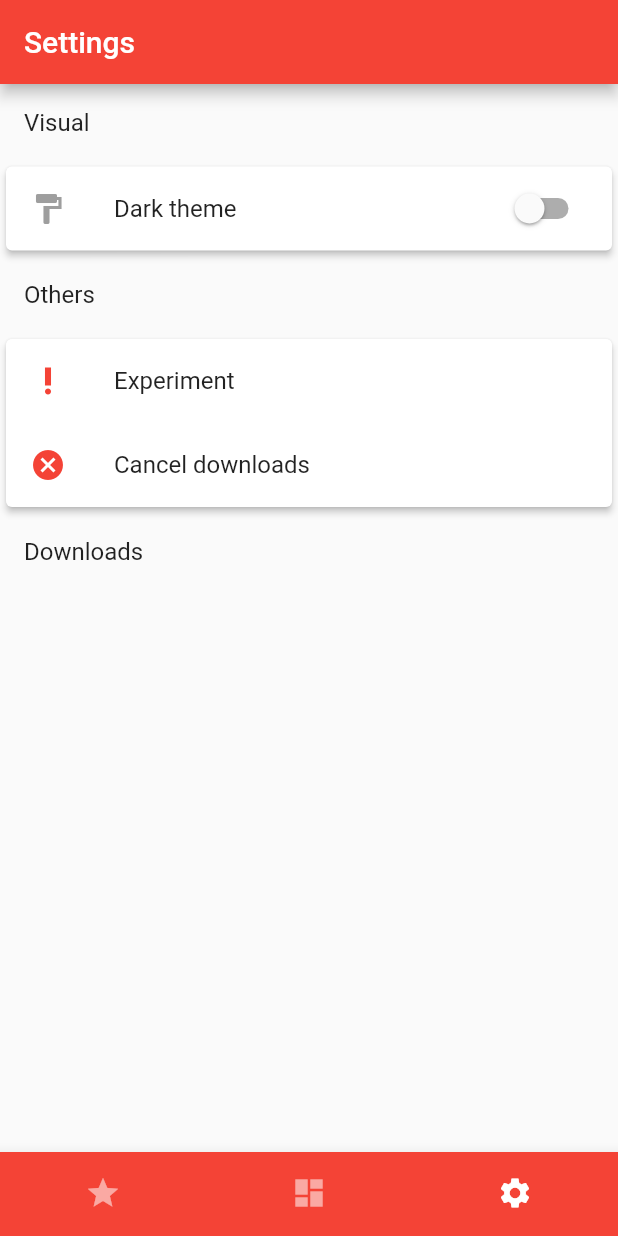
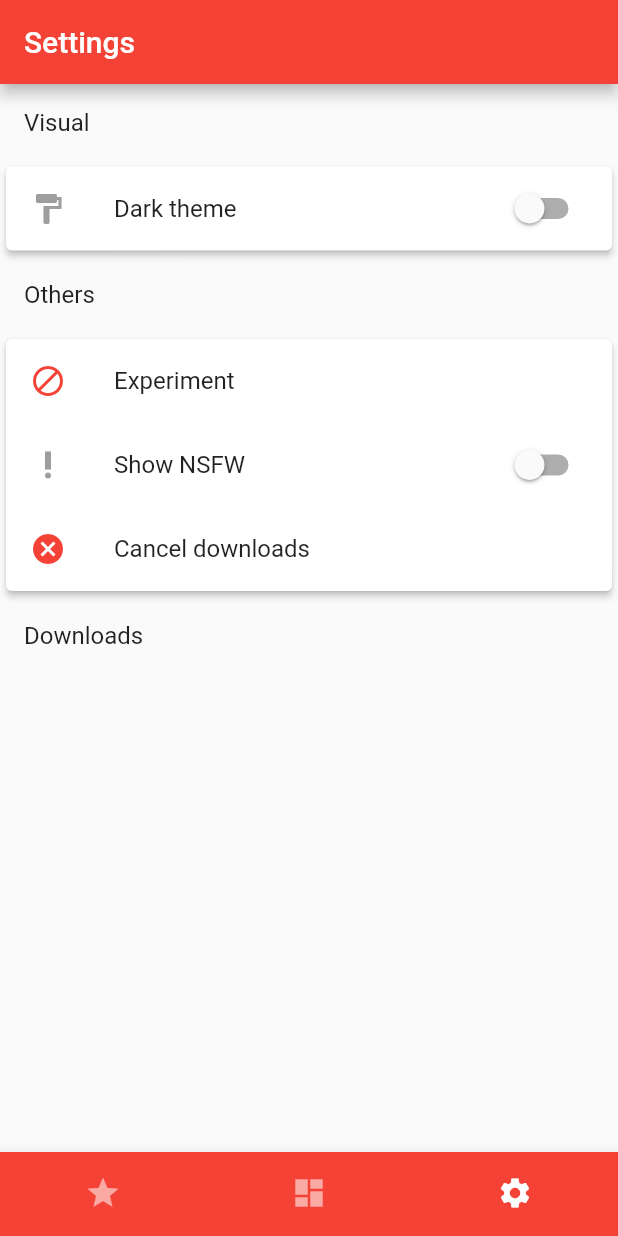
Before and after one commit to SvehlaJan/flutter-chan-viewer, a Flutter app: the screen it shows after launch, item 3 of the bottom bar chosen, after a tap on "Experiment", on a phone screen of 412 x 824 dp. Run offline on Flutter 3.47's test engine with Material 2 defaults, Android fonts, the phone set to English and light mode, and no system bars; our stand-ins replace bloc, chewie, date_format, equatable, flutter_bloc, flutter_html and 7 more; missing offline and left inert: filesize, flutter_advanced_networkimage, flutter_downloader, flutter_widgets, video_thumbnail; network calls fail; Roboto replaces fonts that are missing (Hind).

Commit message:
Transform to Preferences and add show-NSFW switch to settings

```diff
--- a/lib/bloc/app_bloc/app_bloc.dart
+++ b/lib/bloc/app_bloc/app_bloc.dart
@@ -15,7 +15,7 @@ class AppBloc extends Bloc<AppEvent, AppState> {
   AppBloc();
 
   Future<void> initBloc() async {
-    await Preferences.load();
+    await Preferences.initAndGet();
     await ChanDownloader.initAndGet();
     await ChanStorage.initAndGet();
     await ChanRepository.initAndGet();
--- a/lib/pages/board_list/bloc/board_list_bloc.dart
+++ b/lib/pages/board_list/bloc/board_list_bloc.dart
@@ -6,7 +6,6 @@ import 'package:flutter_chan_viewer/models/helper/chan_board_item_wrapper.dart';
 import 'package:flutter_chan_viewer/repositories/chan_repository.dart';
 import 'package:flutter_chan_viewer/utils/chan_logger.dart';
 import 'package:flutter_chan_viewer/utils/preferences.dart';
-import 'package:shared_preferences/shared_preferences.dart';
 
 import 'board_list_event.dart';
 import 'board_list_state.dart';
@@ -28,8 +27,9 @@ class BoardListBloc extends Bloc<BoardListEvent, BoardListState> {
         yield BoardListStateLoading();
 
         BoardListModel boardListModel = await _repository.fetchBoardList(event.forceFetch);
-        List<ChanBoard> filteredBoards = boardListModel.boards.where((board) => _matchesQuery(board, searchQuery)).toList();
-        List<String> favoriteBoardIds = (await SharedPreferences.getInstance()).getStringList(Preferences.KEY_FAVORITE_BOARDS) ?? [];
+        bool allowNSFW = Preferences.getBool(Preferences.KEY_SETTINGS_SHOW_NSFW);
+        List<ChanBoard> filteredBoards = boardListModel.boards.where((board) => _matchesFilter(board, searchQuery, allowNSFW)).toList();
+        List<String> favoriteBoardIds = Preferences.getStringList(Preferences.KEY_FAVORITE_BOARDS);
         List<ChanBoard> favoriteBoards = filteredBoards.where((board) => favoriteBoardIds.contains(board.boardId)).toList();
         List<ChanBoard> otherBoards = filteredBoards.where((board) => !favoriteBoardIds.contains(board.boardId)).toList();
         List<ChanBoardItemWrapper> resultList = [];
@@ -54,5 +54,15 @@ class BoardListBloc extends Bloc<BoardListEvent, BoardListState> {
     }
   }
 
-  bool _matchesQuery(ChanBoard board, String query) => board.boardId.toLowerCase().startsWith(query.toLowerCase()) || board.title.toLowerCase().startsWith(query.toLowerCase());
+  bool _matchesFilter(ChanBoard board, String query, bool allowNSFW) {
+    if (!allowNSFW && !board.workSafe) {
+      return false;
+    }
+    if (query.isNotEmpty) {
+      if (!board.boardId.toLowerCase().startsWith(query.toLowerCase()) && !board.title.toLowerCase().startsWith(query.toLowerCase())) {
+        return false;
+      }
+    }
+    return true;
+  }
 }
--- a/lib/pages/settings/bloc/settings_bloc.dart
+++ b/lib/pages/settings/bloc/settings_bloc.dart
@@ -16,6 +16,7 @@ class SettingsBloc extends Bloc<SettingsEvent, SettingsState> {
   final _chanStorage = ChanStorage.getSync();
   AppTheme _appTheme;
   List<DownloadFolderInfo> _downloads = new List();
+  bool _nsfwEnabled;
 
   @override
   get initialState => SettingsStateLoading();
@@ -24,29 +25,33 @@ class SettingsBloc extends Bloc<SettingsEvent, SettingsState> {
   Stream<SettingsState> mapEventToState(SettingsEvent event) async* {
     try {
       if (event is SettingsEventSetTheme) {
-        SharedPreferences prefs = await SharedPreferences.getInstance();
-        prefs.setInt(Preferences.KEY_SETTINGS_THEME, event.theme.index);
+        Preferences.setInt(Preferences.KEY_SETTINGS_THEME, event.theme.index);
         _appTheme = event.theme;
-        yield SettingsStateContent(_appTheme, _downloads);
+        yield SettingsStateContent(_appTheme, _downloads, _nsfwEnabled);
       } else if (event is SettingsEventFetchData) {
-        SharedPreferences prefs = await SharedPreferences.getInstance();
-        int appThemeIndex = prefs.getInt(Preferences.KEY_SETTINGS_THEME) ?? 0;
+        int appThemeIndex = Preferences.getInt(Preferences.KEY_SETTINGS_THEME) ?? 0;
         _appTheme = AppTheme.values[appThemeIndex];
         _downloads = _chanStorage.getAllDownloadFoldersInfo();
+        _nsfwEnabled = Preferences.getBool(Preferences.KEY_SETTINGS_SHOW_NSFW);
 
-        yield SettingsStateContent(_appTheme, _downloads);
+        yield SettingsStateContent(_appTheme, _downloads, _nsfwEnabled);
       } else if (event is SettingsEventExperiment) {
         yield SettingsStateLoading();
-        yield SettingsStateContent(_appTheme, _downloads);
+        yield SettingsStateContent(_appTheme, _downloads, _nsfwEnabled);
+      } else if (event is SettingsEventToggleNSFW) {
+        yield SettingsStateLoading();
+        _nsfwEnabled = event.enabled;
+        Preferences.setBool(Preferences.KEY_SETTINGS_SHOW_NSFW, _nsfwEnabled);
+        yield SettingsStateContent(_appTheme, _downloads, _nsfwEnabled);
       } else if (event is SettingsEventCancelDownloads) {
         yield SettingsStateLoading();
         _downloader.cancelAllDownloads();
-        yield SettingsStateContent(_appTheme, _downloads);
+        yield SettingsStateContent(_appTheme, _downloads, _nsfwEnabled);
       } else if (event is SettingsEventDeleteFolder) {
         yield SettingsStateLoading();
         _chanStorage.deleteCacheFolder(event.cacheDirective);
         _downloads = _chanStorage.getAllDownloadFoldersInfo();
-        yield SettingsStateContent(_appTheme, _downloads);
+        yield SettingsStateContent(_appTheme, _downloads, _nsfwEnabled);
       }
     } catch (e) {
       ChanLogger.e("Event error!", e);
--- a/lib/pages/settings/bloc/settings_event.dart
+++ b/lib/pages/settings/bloc/settings_event.dart
@@ -25,6 +25,15 @@ class SettingsEventSetTheme extends SettingsEvent {
 
 class SettingsEventExperiment extends SettingsEvent {}
 
+class SettingsEventToggleNSFW extends SettingsEvent {
+  final bool enabled;
+
+  SettingsEventToggleNSFW(this.enabled);
+
+  @override
+  List<Object> get props => [enabled];
+}
+
 class SettingsEventCancelDownloads extends SettingsEvent {}
 
 class SettingsEventDeleteFolder extends SettingsEvent {
--- a/lib/pages/settings/bloc/settings_state.dart
+++ b/lib/pages/settings/bloc/settings_state.dart
@@ -26,12 +26,13 @@ class SettingsStateError extends SettingsState {
 class SettingsStateContent extends SettingsState {
   final AppTheme theme;
   final List<DownloadFolderInfo> downloads;
+  final bool nsfwEnabled;
 
-  SettingsStateContent(this.theme, this.downloads);
+  SettingsStateContent(this.theme, this.downloads, this.nsfwEnabled);
 
   @override
-  String toString() => 'SettingsStateContent { theme: $theme, downloads: $downloads }';
+  String toString() => 'SettingsStateContent { theme: $theme, downloads: $downloads, nsfwEnabled: $nsfwEnabled }';
 
   @override
-  List<Object> get props => [theme, downloads];
+  List<Object> get props => [theme, downloads, nsfwEnabled];
 }
--- a/lib/pages/settings/settings_page.dart
+++ b/lib/pages/settings/settings_page.dart
@@ -32,12 +32,6 @@ class _SettingsPageState extends BasePageState<SettingsPage> {
 
   @override
   String getPageTitle() => "Settings";
-
-  void _onThemeSwitchClicked(bool enabled) {
-    AppTheme newTheme = enabled ? AppTheme.dark : AppTheme.light;
-    _settingsBloc.add(SettingsEventSetTheme(newTheme));
-    BlocProvider.of<AppBloc>(context).add(AppEventSetTheme(newTheme));
-  }
 
   @override
   Widget build(BuildContext context) {
@@ -85,7 +79,18 @@ class _SettingsPageState extends BasePageState<SettingsPage> {
               elevation: 2.0,
               child: Column(
                 children: <Widget>[
-                  ListTile(leading: Icon(Icons.priority_high, color: Colors.red), title: Text("Experiment"), onTap: _onExperimentClicked),
+                  ListTile(leading: Icon(Icons.block, color: Colors.red), title: Text("Experiment"), onTap: _onExperimentClicked),
+                  ListTile(
+                    leading: Icon(
+                      Icons.priority_high,
+                      color: Colors.grey,
+                    ),
+                    title: Text("Show NSFW"),
+                    trailing: CommonSwitch(
+                      onChanged: _onToggleNSFWClicked,
+                      defValue: state.nsfwEnabled,
+                    ),
+                  ),
                   ListTile(leading: Icon(Icons.cancel, color: Colors.red), title: Text("Cancel downloads"), onTap: _onCancelDownloadsClicked),
                 ],
               ),
@@ -128,15 +133,17 @@ class _SettingsPageState extends BasePageState<SettingsPage> {
     );
   }
 
-  void _onExperimentClicked() {
-    _settingsBloc.add(SettingsEventExperiment());
+  void _onThemeSwitchClicked(bool enabled) {
+    AppTheme newTheme = enabled ? AppTheme.dark : AppTheme.light;
+    _settingsBloc.add(SettingsEventSetTheme(newTheme));
+    BlocProvider.of<AppBloc>(context).add(AppEventSetTheme(newTheme));
   }
 
-  void _onCancelDownloadsClicked() {
-    _settingsBloc.add(SettingsEventCancelDownloads());
-  }
+  void _onExperimentClicked() => _settingsBloc.add(SettingsEventExperiment());
 
-  void _onDeleteFolderClicked(CacheDirective cacheDirective) {
-    _settingsBloc.add(SettingsEventDeleteFolder(cacheDirective));
-  }
+  void _onToggleNSFWClicked(bool enabled) => _settingsBloc.add(SettingsEventToggleNSFW(enabled));
+
+  void _onCancelDownloadsClicked() => _settingsBloc.add(SettingsEventCancelDownloads());
+
+  void _onDeleteFolderClicked(CacheDirective cacheDirective) => _settingsBloc.add(SettingsEventDeleteFolder(cacheDirective));
 }
--- a/lib/repositories/chan_downloader.dart
+++ b/lib/repositories/chan_downloader.dart
@@ -18,7 +18,6 @@ class ChanDownloader {
   static const int CACHE_MAX_SIZE = 10;
 
   ChanStorage _chanStorage;
-  SharedPreferences _prefs;
   Database _db;
 
   static ChanDownloader getSync() {
@@ -33,7 +32,6 @@ class ChanDownloader {
     await FlutterDownloader.initialize();
 //    FlutterDownloader.registerCallback(downloadCallback);
     _instance._chanStorage = await ChanStorage.initAndGet();
-    _instance._prefs = await SharedPreferences.getInstance();
 
     var dir = await getApplicationDocumentsDirectory();
     await dir.create(recursive: true);
--- a/lib/repositories/chan_repository.dart
+++ b/lib/repositories/chan_repository.dart
@@ -27,7 +27,6 @@ class ChanRepository {
   ChanStorage _chanStorage;
   ChanDownloader _chanDownloader;
   ChanApiProvider _chanApiProvider;
-  SharedPreferences _prefs;
 
   Database _db;
   StoreRef<String, Map<String, dynamic>> _favoriteThreadsStore;
@@ -51,7 +50,6 @@ class ChanRepository {
     _instance._chanStorage = await ChanStorage.initAndGet();
     _instance._chanDownloader = await ChanDownloader.initAndGet();
     _instance._chanApiProvider = ChanApiProvider();
-    _instance._prefs = await SharedPreferences.getInstance();
 
     var dir = await getApplicationDocumentsDirectory();
     await dir.create(recursive: true);
@@ -160,7 +158,7 @@ class ChanRepository {
     return false;
   }
 
-  Future<bool> isBoardFavorite(String boardId) async => (_prefs.getStringList(Preferences.KEY_FAVORITE_BOARDS) ?? []).contains(boardId);
+  Future<bool> isBoardFavorite(String boardId) async => (Preferences.getStringList(Preferences.KEY_FAVORITE_BOARDS)).contains(boardId);
 
   Future<void> addThreadToFavorites(ThreadDetailModel model) async {
     try {
--- a/lib/utils/preferences.dart
+++ b/lib/utils/preferences.dart
@@ -4,22 +4,42 @@ import 'package:shared_preferences/shared_preferences.dart';
  * https://gist.github.com/faisalraja/9b628439978c67b2fb6515cf202a3992
  */
 class Preferences {
+  static final Preferences _instance = new Preferences._internal();
+  static bool _initialized = false;
+
+  static SharedPreferences _prefs;
+  static Map<String, dynamic> _memoryPrefs = Map<String, dynamic>();
+
   static const String KEY_USER_UID = "user_uid";
   static const String KEY_USER_NICK_NAME = "user_nick_name";
   static const String KEY_USER_EMAIL = "user_email";
   static const String KEY_USER_PHOTO_URL = "user_photo_url";
   static const String KEY_SETTINGS_THEME = "settings_theme";
+  static const String KEY_SETTINGS_SHOW_NSFW = "settings_show_nsfw";
   static const String KEY_FAVORITE_BOARDS = "favorite_boards";
   static const String KEY_THREAD_CATALOG_MODE = "thread_catalog_mode";
 
-  static SharedPreferences _prefs;
-  static Map<String, dynamic> _memoryPrefs = Map<String, dynamic>();
+  Preferences._internal() {
+    // initialization code
+  }
 
-  static Future<SharedPreferences> load() async {
-    if (_prefs == null) {
-      _prefs = await SharedPreferences.getInstance();
-    }
-    return _prefs;
+  static Preferences getSync() {
+    if (!_initialized) throw Exception("Cache must be initialized at first!");
+    return _instance;
+  }
+
+  static Future<Preferences> initAndGet() async {
+    if (_initialized) return _instance;
+
+    _prefs = await SharedPreferences.getInstance();
+
+    _initialized = true;
+    return _instance;
+  }
+
+  static void setStringList(String key, List<String> value) {
+    _prefs.setStringList(key, value);
+    _memoryPrefs[key] = value;
   }
 
   static void setString(String key, String value) {
@@ -40,6 +60,21 @@ class Preferences {
   static void setBool(String key, bool value) {
     _prefs.setBool(key, value);
     _memoryPrefs[key] = value;
+  }
+
+  static List<String> getStringList(String key, {List<String> def = const []}) {
+    List<String> val;
+    if (_memoryPrefs.containsKey(key)) {
+      val = _memoryPrefs[key];
+    }
+    if (val == null) {
+      val = _prefs.getStringList(key);
+    }
+    if (val == null) {
+      val = def;
+    }
+    _memoryPrefs[key] = val;
+    return val;
   }
 
   static String getString(String key, {String def}) {
--- a/pubspec.yaml
+++ b/pubspec.yaml
@@ -41,10 +41,11 @@ dependencies:
 
   photo_view: ^0.9.1
   flutter_html: ^0.11.1
+  html_unescape: ^1.0.1+3
   chewie: ^0.9.8+1
-  video_player: ^0.10.6
+  video_player: ^0.10.7
   video_thumbnail: ^0.2.0
-  flutter_advanced_networkimage: ^0.6.4
+  flutter_advanced_networkimage: ^0.7.0
   carousel_slider: ^1.4.1
 
 dev_dependencies:
```
Also changed, not shown: lib/models/thread_detail_model.dart (+4 -12 lines), lib/pages/board_detail/bloc/board_detail_bloc.dart (+3 -5 lines), lib/utils/chan_util.dart (+15 -11 lines), pubspec.lock, 1 other file.
